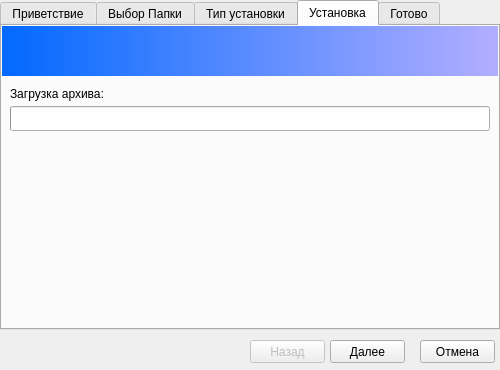
This is installer.ui in gdlocalisation/gdl-installer as Qt 5 draws it before an edit. The edited form follows.
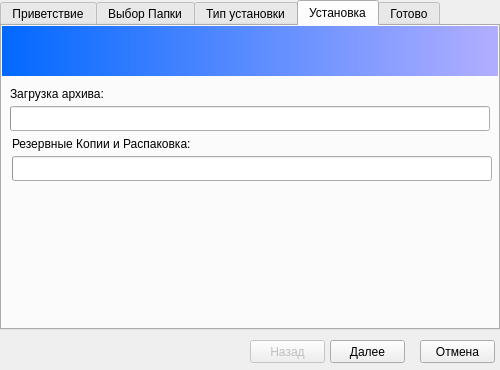
This is the edited form. Icons and pictures are not drawn.

Diff of the .ui file:
```diff
--- a/installer.ui
+++ b/installer.ui
@@ -393,7 +393,7 @@
        <rect>
         <x>8</x>
         <y>60</y>
-        <width>101</width>
+        <width>200</width>
         <height>16</height>
        </rect>
       </property>
@@ -401,6 +401,38 @@
        <string>Загрузка архива:</string>
       </property>
      </widget>
+     <widget class="QLabel" name="unpackLabel">
+      <property name="geometry">
+       <rect>
+        <x>10</x>
+        <y>110</y>
+        <width>200</width>
+        <height>16</height>
+       </rect>
+      </property>
+      <property name="text">
+       <string>Резервные Копии и Распаковка:</string>
+      </property>
+     </widget>
+     <widget class="QProgressBar" name="unpackBar">
+      <property name="geometry">
+       <rect>
+        <x>10</x>
+        <y>130</y>
+        <width>480</width>
+        <height>25</height>
+       </rect>
+      </property>
+      <property name="value">
+       <number>0</number>
+      </property>
+      <property name="textVisible">
+       <bool>false</bool>
+      </property>
+      <property name="orientation">
+       <enum>Qt::Horizontal</enum>
+      </property>
+     </widget>
     </widget>
     <widget class="QWidget" name="okTab">
      <property name="enabled">
```
Left out of the diff: 20 changed lines with no effect on the pictures.
